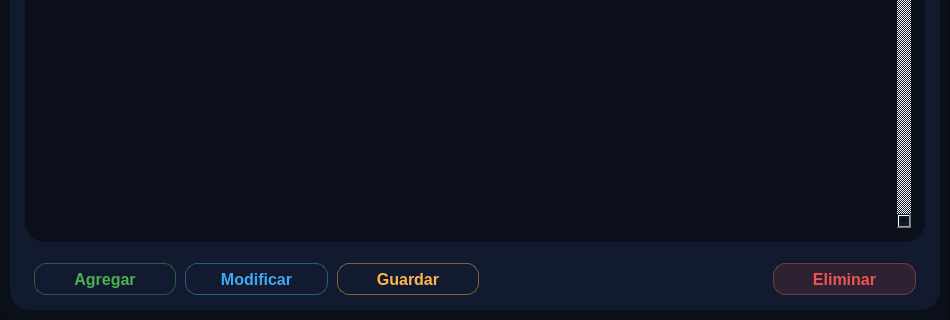
First picture: the form in ui/pages/Tfrm_Galeria.ui, repository DemonSlayer5768/BioImageOptimizer, before the edit; both pictures show x 0 to 950 and y 500 to 820 of the 950 by 820 pixel window.
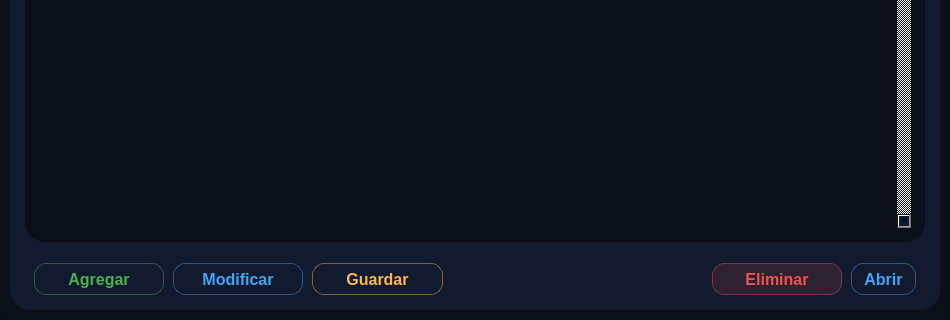
Second picture: the form after the edit. Icons and pictures are not drawn.

```diff
--- a/ui/pages/Tfrm_Galeria.ui
+++ b/ui/pages/Tfrm_Galeria.ui
@@ -443,7 +443,7 @@
           </widget>
          </item>
          <item>
-          <layout class="QHBoxLayout" name="horizontalLayout" stretch="1,2,1,1,1">
+          <layout class="QHBoxLayout" name="horizontalLayout" stretch="0,1,2,1,1,1">
            <property name="spacing">
             <number>9</number>
            </property>
@@ -459,6 +459,55 @@
            <property name="bottomMargin">
             <number>15</number>
            </property>
+           <item>
+            <widget class="QPushButton" name="btn_abrir">
+             <property name="cursor">
+              <cursorShape>PointingHandCursor</cursorShape>
+             </property>
+             <property name="layoutDirection">
+              <enum>Qt::LayoutDirection::RightToLeft</enum>
+             </property>
+             <property name="styleSheet">
+              <string notr="true">QPushButton#btn_abrir {
+    background-color: transparent;
+    border: 1px solid rgba(66, 165, 245, 0.45);
+    border-radius: 12px;
+    color: #42A5F5;
+    font-size: 16px;
+    font-weight: 500;
+    padding: 4px 12px;
+    min-height: 22px;
+
+}
+QPushButton#btn_abrir:hover {
+    background-color: rgba(66, 165, 245, 0.25);
+    border: 1px solid #42A5F5;
+}
+QPushButton#btn_abrir:pressed {
+    background-color: #1E88E5;
+    color: #ffffff;
+}
+
+</string>
+             </property>
+             <property name="text">
+              <string>Abrir</string>
+             </property>
+             <property name="icon">
+              <iconset>
+               <normaloff>../../resources/Icons/Icons_azules/Verify.png</normaloff>../../resources/Icons/Icons_azules/Verify.png</iconset>
+             </property>
+             <property name="iconSize">
+              <size>
+               <width>15</width>
+               <height>15</height>
+              </size>
+             </property>
+             <property name="autoRepeat">
+              <bool>false</bool>
+             </property>
+            </widget>
+           </item>
            <item>
             <widget class="QPushButton" name="btn_eliminar">
              <property name="cursor">
```
